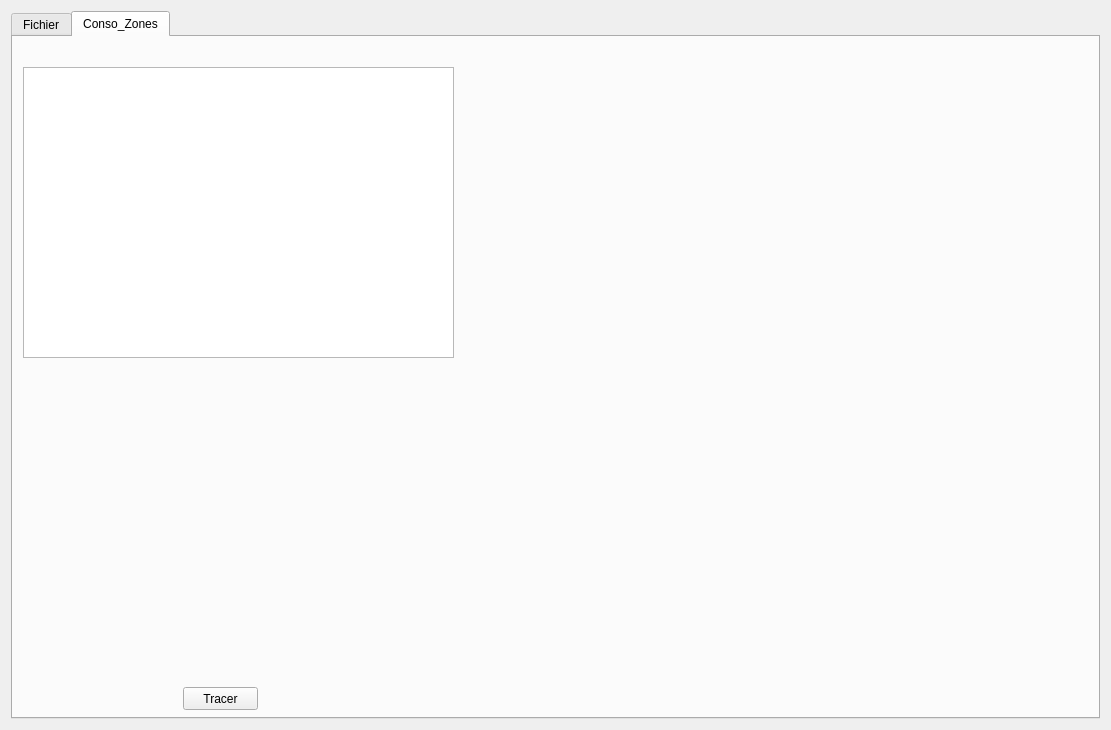
The window that PlotTool_GUI.ui (Nobatek/simuplot) describes before a commit, drawn with Qt 5.
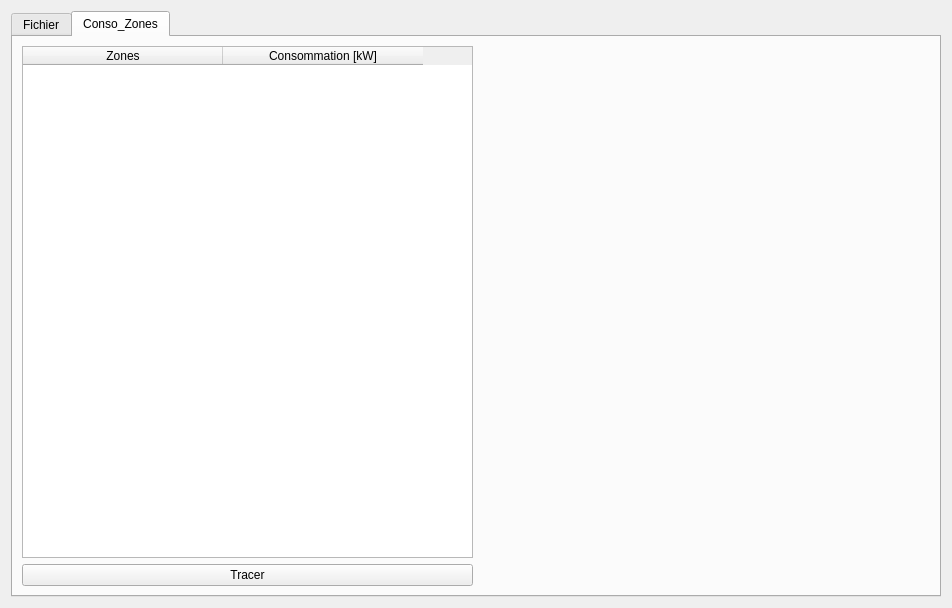
The same window after the commit. Custom widgets are drawn as their Qt base class.

Commit message: UI modification : Grid layout added for autosize (Tab 2) data tool modification : zone selection and graph refresh added (tab 2)

Diff of the .ui file:
```diff
--- a/PlotTool_GUI.ui
+++ b/PlotTool_GUI.ui
@@ -6,8 +6,8 @@
    <rect>
     <x>0</x>
     <y>0</y>
-    <width>1111</width>
-    <height>730</height>
+    <width>952</width>
+    <height>608</height>
    </rect>
   </property>
   <property name="windowTitle">
@@ -121,39 +121,63 @@
       <attribute name="title">
        <string>Conso_Zones</string>
       </attribute>
-      <widget class="MplWidget" name="MplWidget" native="true">
-       <property name="geometry">
-        <rect>
-         <x>454</x>
-         <y>1</y>
-         <width>621</width>
-         <height>681</height>
-        </rect>
-       </property>
-      </widget>
-      <widget class="QPushButton" name="Con_Zon_Pie_Trace_Butt">
-       <property name="geometry">
-        <rect>
-         <x>170</x>
-         <y>650</y>
-         <width>75</width>
-         <height>23</height>
-        </rect>
-       </property>
-       <property name="text">
-        <string>Tracer</string>
-       </property>
-      </widget>
-      <widget class="QTableView" name="tableView">
-       <property name="geometry">
-        <rect>
-         <x>10</x>
-         <y>30</y>
-         <width>431</width>
-         <height>291</height>
-        </rect>
-       </property>
-      </widget>
+      <layout class="QGridLayout" name="gridLayout_3">
+       <item row="0" column="0">
+        <widget class="QTableWidget" name="table_Con_Zon">
+         <property name="sizePolicy">
+          <sizepolicy hsizetype="MinimumExpanding" vsizetype="MinimumExpanding">
+           <horstretch>0</horstretch>
+           <verstretch>0</verstretch>
+          </sizepolicy>
+         </property>
+         <property name="baseSize">
+          <size>
+           <width>0</width>
+           <height>0</height>
+          </size>
+         </property>
+         <property name="columnCount">
+          <number>2</number>
+         </property>
+         <attribute name="horizontalHeaderDefaultSectionSize">
+          <number>200</number>
+         </attribute>
+         <attribute name="verticalHeaderVisible">
+          <bool>false</bool>
+         </attribute>
+         <attribute name="verticalHeaderHighlightSections">
+          <bool>true</bool>
+         </attribute>
+         <column>
+          <property name="text">
+           <string>Zones</string>
+          </property>
+         </column>
+         <column>
+          <property name="text">
+           <string>Consommation [kW]</string>
+          </property>
+         </column>
+        </widget>
+       </item>
+       <item row="0" column="1" rowspan="2">
+        <widget class="MplWidget" name="MplWidget" native="true">
+         <property name="sizePolicy">
+          <sizepolicy hsizetype="Expanding" vsizetype="Expanding">
+           <horstretch>0</horstretch>
+           <verstretch>0</verstretch>
+          </sizepolicy>
+         </property>
+        </widget>
+       </item>
+       <item row="1" column="0">
+        <widget class="QPushButton" name="Con_Zon_Pie_Trace_Butt">
+         <property name="text">
+          <string>Tracer</string>
+         </property>
+        </widget>
+       </item>
+      </layout>
      </widget>
     </widget>
    </item>
```
The commit also changes 2 other files.
